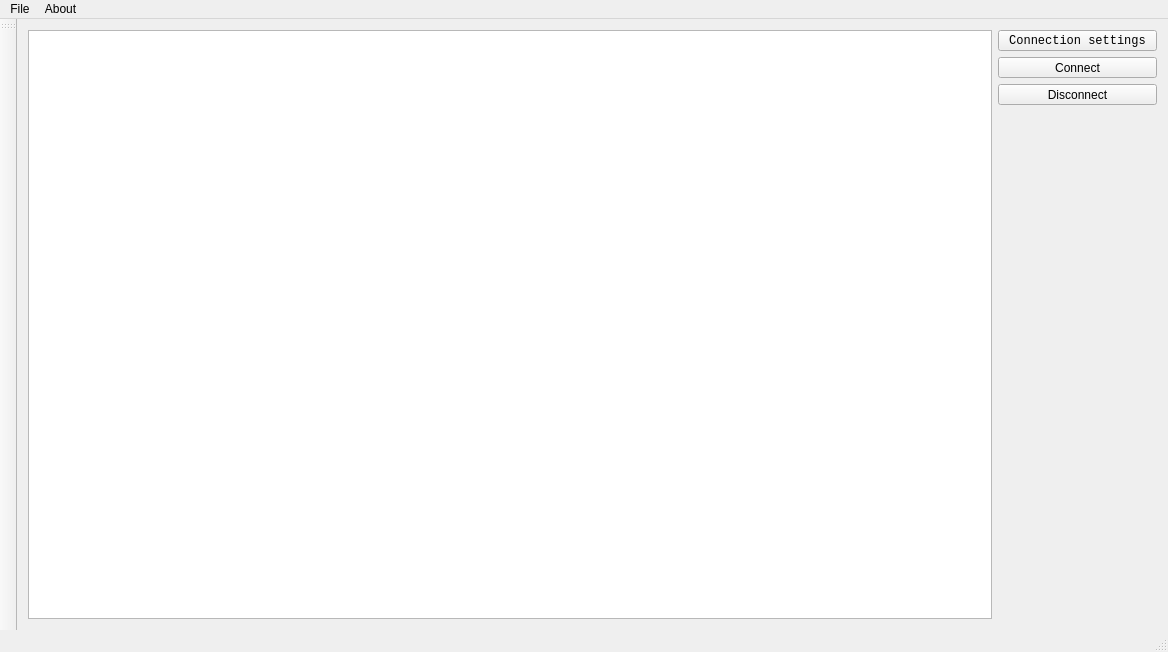
Before: the Qt Designer form SerialGUI/mainwindow.ui in kamfor/SerialReceiver, drawn with Qt 5.
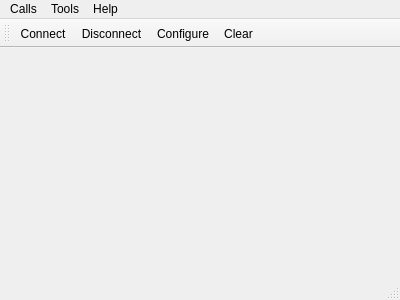
After: the same form once the commit is applied. Icons and pictures are not drawn.

Diff of the .ui file:
```diff
--- a/SerialGUI/mainwindow.ui
+++ b/SerialGUI/mainwindow.ui
@@ -6,8 +6,8 @@
    <rect>
     <x>0</x>
     <y>0</y>
-    <width>1168</width>
-    <height>652</height>
+    <width>400</width>
+    <height>300</height>
    </rect>
   </property>
   <property name="focusPolicy">
@@ -20,130 +20,51 @@
    <bool>false</bool>
   </property>
   <widget class="QWidget" name="centralWidget">
-   <layout class="QHBoxLayout" name="horizontalLayout">
-    <item>
-     <widget class="QTextBrowser" name="textBrowser">
-      <property name="maximumSize">
-       <size>
-        <width>2048</width>
-        <height>2048</height>
-       </size>
-      </property>
-      <property name="font">
-       <font>
-        <family>DejaVu Sans</family>
-        <pointsize>12</pointsize>
-       </font>
-      </property>
-     </widget>
-    </item>
-    <item>
-     <layout class="QVBoxLayout" name="verticalLayout_2">
-      <item>
-       <layout class="QVBoxLayout" name="verticalLayout">
-        <item>
-         <widget class="QToolButton" name="settButton">
-          <property name="maximumSize">
-           <size>
-            <width>169</width>
-            <height>21</height>
-           </size>
-          </property>
-          <property name="font">
-           <font>
-            <family>Monospace</family>
-           </font>
-          </property>
-          <property name="mouseTracking">
-           <bool>true</bool>
-          </property>
-          <property name="text">
-           <string>Connection settings</string>
-          </property>
-         </widget>
-        </item>
-        <item>
-         <widget class="QPushButton" name="ConButton">
-          <property name="minimumSize">
-           <size>
-            <width>0</width>
-            <height>21</height>
-           </size>
-          </property>
-          <property name="maximumSize">
-           <size>
-            <width>169</width>
-            <height>21</height>
-           </size>
-          </property>
-          <property name="text">
-           <string>Connect</string>
-          </property>
-         </widget>
-        </item>
-        <item>
-         <widget class="QPushButton" name="pushButton_2">
-          <property name="maximumSize">
-           <size>
-            <width>169</width>
-            <height>21</height>
-           </size>
-          </property>
-          <property name="text">
-           <string>Disconnect</string>
-          </property>
-         </widget>
-        </item>
-       </layout>
-      </item>
-      <item>
-       <spacer name="verticalSpacer">
-        <property name="orientation">
-         <enum>Qt::Vertical</enum>
-        </property>
-        <property name="sizeHint" stdset="0">
-         <size>
-          <width>20</width>
-          <height>478</height>
-         </size>
-        </property>
-       </spacer>
-      </item>
-     </layout>
-    </item>
-   </layout>
+   <layout class="QVBoxLayout" name="verticalLayout"/>
   </widget>
   <widget class="QMenuBar" name="menuBar">
    <property name="geometry">
     <rect>
      <x>0</x>
      <y>0</y>
-     <width>1168</width>
-     <height>27</height>
+     <width>400</width>
+     <height>19</height>
     </rect>
    </property>
-   <widget class="QMenu" name="menuFile">
+   <widget class="QMenu" name="menuCalls">
     <property name="title">
-     <string>File</string>
+     <string>Calls</string>
     </property>
     <addaction name="actionSave"/>
     <addaction name="actionExit"/>
    </widget>
-   <widget class="QMenu" name="menuAbout">
+   <widget class="QMenu" name="menuTools">
     <property name="title">
-     <string>About</string>
+     <string>Tools</string>
     </property>
    </widget>
-   <addaction name="menuFile"/>
-   <addaction name="menuAbout"/>
+   <widget class="QMenu" name="menuHelp">
+    <property name="title">
+     <string>Help</string>
+    </property>
+    <addaction name="actionAbout"/>
+    <addaction name="actionAboutQt"/>
+   </widget>
+   <addaction name="menuCalls"/>
+   <addaction name="menuTools"/>
+   <addaction name="menuHelp"/>
   </widget>
   <widget class="QToolBar" name="mainToolBar">
    <attribute name="toolBarArea">
-    <enum>LeftToolBarArea</enum>
+    <enum>TopToolBarArea</enum>
    </attribute>
    <attribute name="toolBarBreak">
     <bool>false</bool>
    </attribute>
+   <addaction name="actionConnect"/>
+   <addaction name="actionDisconnect"/>
+   <addaction name="actionConfigure"/>
+   <addaction name="actionClear"/>
   </widget>
   <widget class="QStatusBar" name="statusBar"/>
   <action name="actionSave">
@@ -153,7 +74,79 @@
   </action>
   <action name="actionExit">
    <property name="text">
-    <string>Exit</string>
+    <string>About Qt</string>
+   </property>
+  </action>
+  <action name="actionConnect">
+   <property name="icon">
+    <iconset resource="terminal.qrc">
+     <normaloff>:/images/connect.png</normaloff>:/images/connect.png</iconset>
+   </property>
+   <property name="text">
+    <string>C&amp;onnect</string>
+   </property>
+   <property name="toolTip">
+    <string>Connect to serial port</string>
+   </property>
+   <property name="shortcut">
+    <string>Ctrl+O</string>
+   </property>
+  </action>
+  <action name="actionDisconnect">
+   <property name="icon">
+    <iconset resource="terminal.qrc">
+     <normaloff>:/images/disconnect.png</normaloff>:/images/disconnect.png</iconset>
+   </property>
+   <property name="text">
+    <string>&amp;Disconnect</string>
+   </property>
+   <property name="toolTip">
+    <string>Disconnect from serial port</string>
+   </property>
+   <property name="shortcut">
+    <string>Ctrl+D</string>
+   </property>
+  </action>
+  <action name="actionConfigure">
+   <property name="icon">
+    <iconset resource="terminal.qrc">
+     <normaloff>:/images/settings.png</normaloff>:/images/settings.png</iconset>
+   </property>
+   <property name="text">
+    <string>&amp;Configure</string>
+   </property>
+   <property name="toolTip">
+    <string>Configure serial port</string>
+   </property>
+   <property name="shortcut">
+    <string>Alt+C</string>
+   </property>
+  </action>
+  <action name="actionClear">
+   <property name="icon">
+    <iconset resource="terminal.qrc">
+     <normaloff>:/images/clear.png</normaloff>:/images/clear.png</iconset>
+   </property>
+   <property name="text">
+    <string>C&amp;lear</string>
+   </property>
+   <property name="toolTip">
+    <string>Clear data</string>
+   </property>
+   <property name="shortcut">
+    <string>Alt+L</string>
+   </property>
+  </action>
+  <action name="actionQuit">
+   <property name="icon">
+    <iconset resource="terminal.qrc">
+     <normaloff>:/images/application-exit.png</normaloff>:/images/application-exit.png</iconset>
+   </property>
+   <property name="text">
+    <string>&amp;Quit</string>
+   </property>
+   <property name="shortcut">
+    <string>Ctrl+Q</string>
    </property>
   </action>
  </widget>
```
Left out of the diff: 32 changed lines with no effect on the pictures.
